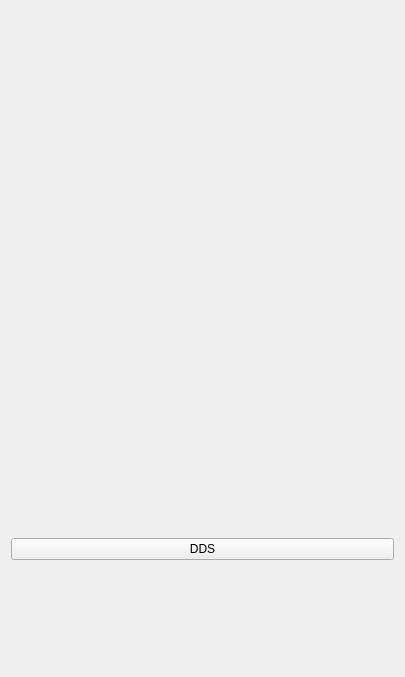
This is DDS_VIDEO_APP/bridgeUiVideoDDS.ui in xmarduel/bridge_deal_dds as Qt 5 draws it before an edit. The edited form follows.
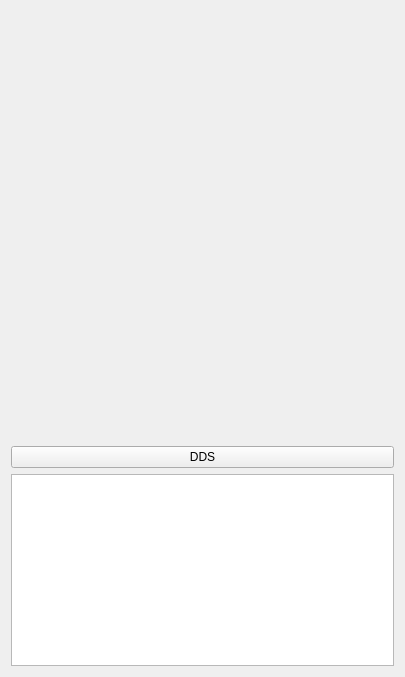
This is the edited form. Custom widgets are drawn as their Qt base class.

Diff of the .ui file:
```diff
--- a/DDS_VIDEO_APP/bridgeUiVideoDDS.ui
+++ b/DDS_VIDEO_APP/bridgeUiVideoDDS.ui
@@ -10,6 +10,12 @@
     <height>677</height>
    </rect>
   </property>
+  <property name="minimumSize">
+   <size>
+    <width>0</width>
+    <height>24</height>
+   </size>
+  </property>
   <property name="windowTitle">
    <string>Form</string>
   </property>
@@ -48,14 +54,17 @@
     </widget>
    </item>
    <item>
-    <widget class="QWidget" name="HandViewContainer" native="true">
+    <widget class="BridgeHandView" name="hand_view" native="true">
      <property name="minimumSize">
       <size>
        <width>0</width>
-       <height>36</height>
+       <height>24</height>
       </size>
      </property>
-     <layout class="QVBoxLayout" name="verticalLayout_2">
+     <layout class="QHBoxLayout" name="horizontalLayout_3">
+      <property name="spacing">
+       <number>6</number>
+      </property>
       <property name="leftMargin">
        <number>0</number>
       </property>
@@ -68,9 +77,6 @@
       <property name="bottomMargin">
        <number>0</number>
       </property>
-      <item>
-       <layout class="QHBoxLayout" name="horizontalLayoutHandView"/>
-      </item>
      </layout>
     </widget>
    </item>
@@ -82,41 +88,23 @@
     </widget>
    </item>
    <item>
-    <widget class="QWidget" name="DDSViewContainer" native="true">
-     <property name="minimumSize">
-      <size>
-       <width>0</width>
-       <height>100</height>
-      </size>
-     </property>
-     <layout class="QVBoxLayout" name="verticalLayout_7">
-      <property name="spacing">
-       <number>0</number>
-      </property>
-      <property name="leftMargin">
-       <number>1</number>
-      </property>
-      <property name="topMargin">
-       <number>0</number>
-      </property>
-      <property name="rightMargin">
-       <number>1</number>
-      </property>
-      <property name="bottomMargin">
-       <number>0</number>
-      </property>
-      <item>
-       <layout class="QVBoxLayout" name="verticalLayoutDDSView">
-        <property name="spacing">
-         <number>0</number>
-        </property>
-       </layout>
-      </item>
-     </layout>
-    </widget>
+    <widget class="BridgeDDSView" name="dds_view"/>
    </item>
   </layout>
  </widget>
+ <customwidgets>
+  <customwidget>
+   <class>BridgeDDSView</class>
+   <extends>QTextBrowser</extends>
+   <header>bridgeddsview.h</header>
+  </customwidget>
+  <customwidget>
+   <class>BridgeHandView</class>
+   <extends>QWidget</extends>
+   <header>bridgehandview.h</header>
+   <container>1</container>
+  </customwidget>
+ </customwidgets>
  <resources/>
  <connections/>
 </ui>
```
